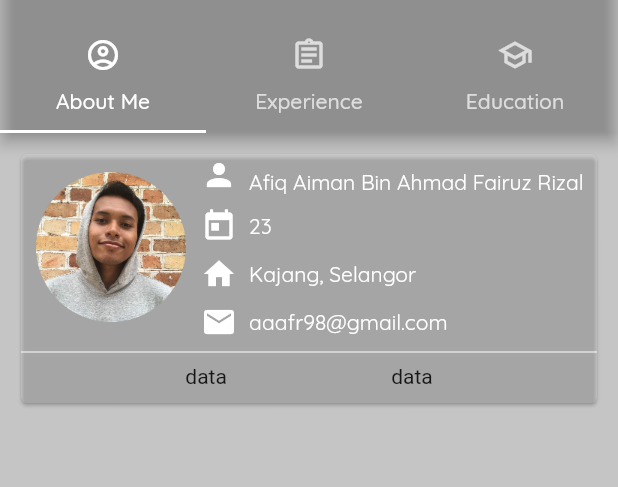
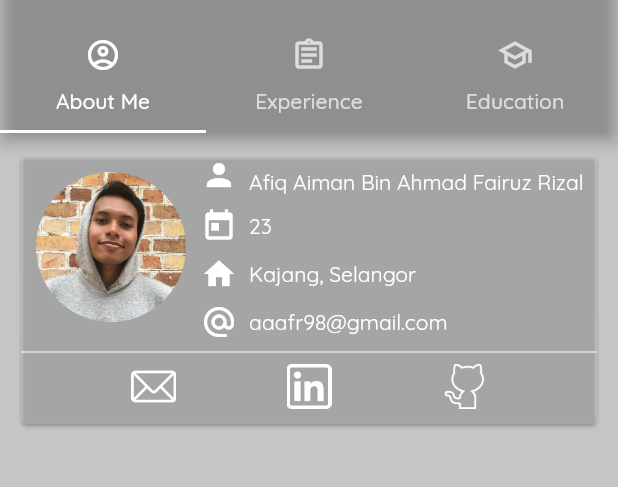
Before and after one commit to afiqaimanafr/resume-mobile-app, a Flutter app: the screen it shows after launch, on a phone screen of 412 x 824 dp, the part 62-549 px from its top. Run offline on Flutter 3.47's test engine with Material 2 defaults, Android fonts, the light colour scheme and no system bars; Roboto replaces fonts that are missing (QuickSand).

Commit message:
latest ui

```diff
--- a/lib/screens/about_me_screen.dart
+++ b/lib/screens/about_me_screen.dart
@@ -102,7 +102,7 @@ class AboutMeScreen extends StatelessWidget {
                                   'Kajang, Selangor'),
                               buildText(
                                   const Icon(
-                                    Icons.email,
+                                    Icons.alternate_email,
                                     color: kPrimaryLightColor,
                                   ),
                                   'aaafr98@gmail.com'),
@@ -120,9 +120,22 @@ class AboutMeScreen extends StatelessWidget {
                       ),
                       child: Row(
                         mainAxisAlignment: MainAxisAlignment.spaceEvenly,
-                        children: const <Widget>[
-                          Text('data'),
-                          Text('data'),
+                        children: <Widget>[
+                          Image.asset(
+                            'assets/images/email.png',
+                            height: 30,
+                            color: kPrimaryLightColor,
+                          ),
+                          Image.asset(
+                            'assets/images/linkedin.png',
+                            height: 30,
+                            color: kPrimaryLightColor,
+                          ),
+                          Image.asset(
+                            'assets/images/github.png',
+                            height: 30,
+                            color: kPrimaryLightColor,
+                          ),
                         ],
                       ),
                     )
--- a/pubspec.yaml
+++ b/pubspec.yaml
@@ -60,6 +60,9 @@ flutter:
   # To add assets to your application, add an assets section, like this:
   assets:
     - assets/images/afiq.png
+    - assets/images/email.png
+    - assets/images/linkedin.png
+    - assets/images/github.png
 
   # An image asset can refer to one or more resolution-specific "variants", see
   # https://flutter.dev/assets-and-images/#resolution-aware.
```
Also changed, not shown: assets/images/email.png (added), assets/images/github.png (added), assets/images/linkedin.png (added).
